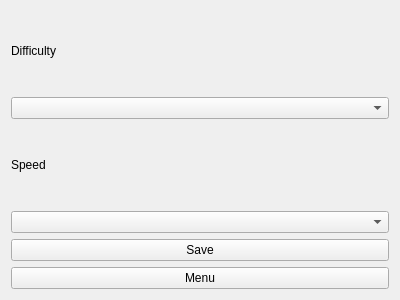
Old version of the form src/settingspage.ui in the repository Chepik/SpaceInvaders.
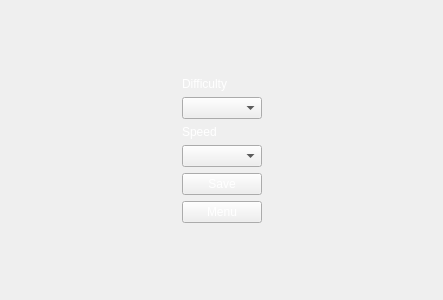
New version of the form.

What changed in the file:
```diff
--- a/src/settingspage.ui
+++ b/src/settingspage.ui
@@ -6,21 +6,50 @@
    <rect>
     <x>0</x>
     <y>0</y>
-    <width>400</width>
+    <width>443</width>
     <height>300</height>
    </rect>
   </property>
   <property name="windowTitle">
    <string>Form</string>
   </property>
-  <layout class="QVBoxLayout" name="verticalLayout">
+  <layout class="QHBoxLayout" name="horizontalLayout">
+   <item>
+    <spacer name="horizontalSpacer_2">
+     <property name="orientation">
+      <enum>Qt::Horizontal</enum>
+     </property>
+     <property name="sizeHint" stdset="0">
+      <size>
+       <width>40</width>
+       <height>20</height>
+      </size>
+     </property>
+    </spacer>
+   </item>
    <item>
     <layout class="QVBoxLayout" name="verticalLayout_2">
      <property name="sizeConstraint">
       <enum>QLayout::SetMaximumSize</enum>
      </property>
+     <item>
+      <spacer name="verticalSpacer">
+       <property name="orientation">
+        <enum>Qt::Vertical</enum>
+       </property>
+       <property name="sizeHint" stdset="0">
+        <size>
+         <width>20</width>
+         <height>40</height>
+        </size>
+       </property>
+      </spacer>
+     </item>
      <item>
       <widget class="QLabel" name="labelDifficulty">
+       <property name="styleSheet">
+        <string notr="true">color: rgb(255, 255, 255);</string>
+       </property>
        <property name="text">
         <string>Difficulty</string>
        </property>
@@ -31,6 +60,9 @@
      </item>
      <item>
       <widget class="QLabel" name="labelSpeed">
+       <property name="styleSheet">
+        <string notr="true">color: rgb(255, 255, 255);</string>
+       </property>
        <property name="text">
         <string>Speed</string>
        </property>
@@ -41,6 +73,9 @@
      </item>
      <item>
       <widget class="QPushButton" name="saveButton">
+       <property name="styleSheet">
+        <string notr="true">color: rgb(255, 255, 255);</string>
+       </property>
        <property name="text">
         <string>Save</string>
        </property>
@@ -48,13 +83,42 @@
      </item>
      <item>
       <widget class="QPushButton" name="menuButton">
+       <property name="styleSheet">
+        <string notr="true">color: rgb(255, 255, 255);</string>
+       </property>
        <property name="text">
         <string>Menu</string>
        </property>
       </widget>
      </item>
+     <item>
+      <spacer name="verticalSpacer_2">
+       <property name="orientation">
+        <enum>Qt::Vertical</enum>
+       </property>
+       <property name="sizeHint" stdset="0">
+        <size>
+         <width>20</width>
+         <height>40</height>
+        </size>
+       </property>
+      </spacer>
+     </item>
     </layout>
    </item>
+   <item>
+    <spacer name="horizontalSpacer">
+     <property name="orientation">
+      <enum>Qt::Horizontal</enum>
+     </property>
+     <property name="sizeHint" stdset="0">
+      <size>
+       <width>40</width>
+       <height>20</height>
+      </size>
+     </property>
+    </spacer>
+   </item>
   </layout>
  </widget>
  <resources/>
```
